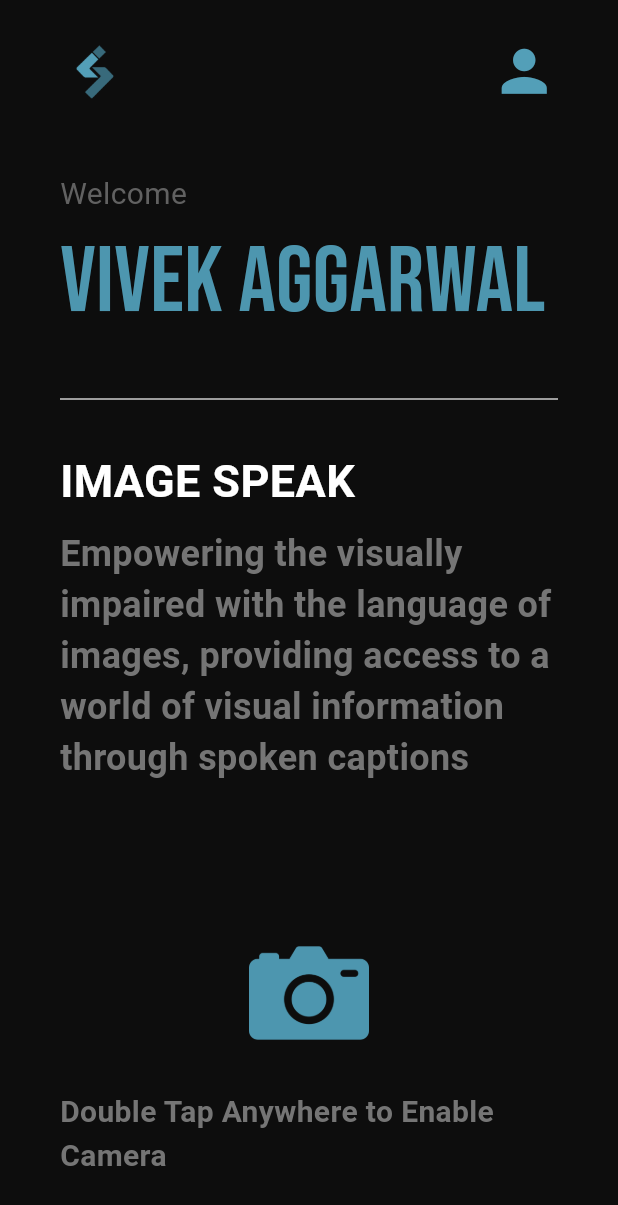
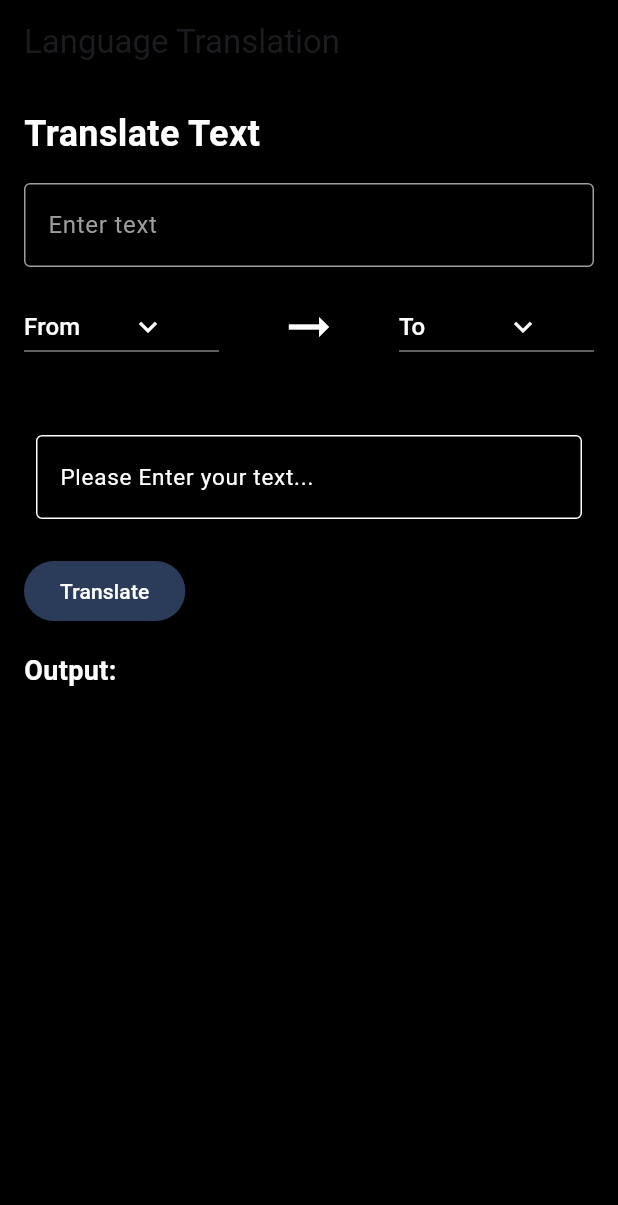
Before and after one commit to vivek005001/viz_assist, a Flutter app: the screen it shows after launch, on a phone screen of 412 x 824 dp. Shown: the top 1205 px of the screen. Run offline on Flutter 3.47's test engine with Material 3 defaults, Android fonts, the light colour scheme and no system bars; our stand-ins replace animated_splash_screen, camera, dash_chat_2, firebase_auth, flutter_gemini, flutter_tts and 5 more; missing offline and left inert: external_path, media_scanner, shake, translator; accounts and stored records are empty.

Commit message:
Translator

```diff
--- a/lib/main.dart
+++ b/lib/main.dart
@@ -1,6 +1,7 @@
 import 'package:animated_splash_screen/animated_splash_screen.dart';
 import 'package:camera/camera.dart';
 import 'package:image_speak/utils/splash.dart';
+import 'package:image_speak/utils/translation_page.dart';
 import 'pages/camera_page.dart';
 import 'package:flutter/material.dart';
 import 'pages/home.dart';
@@ -25,7 +26,7 @@
   Widget build(BuildContext context) {
     return MaterialApp(
       debugShowCheckedModeBanner: false,
-      home: Splash(
+      home: LanguageTranslationPage(
         // cameras: cameras,
       ),
     );
--- a/lib/pages/home.dart
+++ b/lib/pages/home.dart
@@ -1,9 +1,12 @@
 import 'package:flutter/material.dart';
 import 'package:google_fonts/google_fonts.dart';
+import 'package:image_speak/utils/translation_page.dart';
 import '/utils/smart_device_box.dart';
 
 class HomePage extends StatefulWidget {
   const HomePage({Key? key}) : super(key: key);
+
+
 
   @override
   State<HomePage> createState() => _HomePageState();
@@ -55,11 +58,12 @@ class _HomePageState extends State<HomePage> {
                   ),
 
                   // account icon
-                  const Icon(
-                    Icons.person,
-                    size: 45,
-                    color: Color(0xFF539FB8),
-                  )
+                  // const Icon(
+                  //   Icons.person,
+                  //   size: 45,
+                  //   color: Color(0xFF539FB8),
+                  // )
+
                 ],
               ),
             ),
--- /dev/null
+++ b/lib/utils/translation_page.dart
@@ -0,0 +1,209 @@
+import 'package:flutter/material.dart';
+import 'package:translator/translator.dart';
+
+class LanguageTranslationPage extends StatefulWidget {
+  const LanguageTranslationPage({Key? key}) : super(key: key);
+
+  @override
+  _LanguageTranslationPageState createState() => _LanguageTranslationPageState();
+}
+
+class _LanguageTranslationPageState extends State<LanguageTranslationPage> {
+  var languages = ['Hindi', 'English', 'Japanese'];
+  var originLanguage = "From";
+  var destinationLanguage = "To";
+  String output = "";
+  TextEditingController languageController = TextEditingController();
+
+  void translate(String src, String dest, String input) async {
+    GoogleTranslator translator = GoogleTranslator();
+    var translation = await translator.translate(input, from: src, to: dest);
+    setState(() {
+      output = translation.text.toString();
+    });
+    if (src == '--' || dest == '--') {
+      setState(() {
+        output = 'Fail to translate';
+      });
+    }
+  }
+
+  String getLanguageCode(String language) {
+    if (language == "English") {
+      return 'en';
+    } else if (language == "Hindi") {
+      return 'hi';
+    } else if (language == "Japanese") {
+      return 'ja';
+    }
+    return "--";
+  }
+
+  @override
+  Widget build(BuildContext context) {
+    return Scaffold(
+      backgroundColor: Colors.black, // Set the background color to black
+      appBar: AppBar(
+        backgroundColor: Colors.black, // Set the app bar color to black
+        title: Text('Language Translation'),
+        actions: [
+          // You can add your menu icon and language dropdown here
+        ],
+      ),
+      body: Padding(
+        padding: const EdgeInsets.all(16.0),
+        child: Column(
+          crossAxisAlignment: CrossAxisAlignment.start,
+          children: [
+            Text(
+              'Translate Text',
+              style: TextStyle(
+                fontSize: 24,
+                fontWeight: FontWeight.bold,
+                color: Colors.white, // Set the text color to white
+              ),
+            ),
+            SizedBox(height: 16),
+            TextField(
+              controller: languageController,
+              style: TextStyle(color: Colors.white), // Set the text color to white
+              decoration: InputDecoration(
+                hintText: 'Enter text',
+                hintStyle: TextStyle(color: Colors.grey), // Set the hint text color to grey
+                border: OutlineInputBorder(
+                  borderSide: BorderSide(color: Colors.grey), // Set the border color to grey
+                ),
+                enabledBorder: OutlineInputBorder(
+                  borderSide: BorderSide(color: Colors.grey), // Set the enabled border color to grey
+                ),
+              ),
+            ),
+            SizedBox(height: 16),
+            Row(
+              children: [
+                Expanded(
+                  child: DropdownButton<String>(
+                    focusColor: Colors.black, // Set the focus color to black
+                    iconDisabledColor: Colors.grey, // Set the disabled icon color to grey
+                    iconEnabledColor: Colors.white, // Set the enabled icon color to white
+                    hint: Text(
+                      originLanguage,
+                      style: TextStyle(color: Colors.white), // Set the hint text color to white
+                    ),
+                    dropdownColor: Colors.black, // Set the dropdown background color to black
+                    icon: Icon(Icons.keyboard_arrow_down, color: Colors.white), // Set the icon color to white
+                    items: languages.map((String dropDownStringItem) {
+                      return DropdownMenuItem<String>(
+                        value: dropDownStringItem,
+                        child: Text(
+                          dropDownStringItem,
+                          style: TextStyle(color: Colors.white), // Set the dropdown item text color to white
+                        ),
+                      );
+                    }).toList(),
+                    onChanged: (String? value) {
+                      setState(() {
+                        originLanguage = value!;
+                      });
+                    },
+                  ),
+                ),
+                SizedBox(width: 40),
+                Icon(Icons.arrow_right_alt_outlined, color: Colors.white, size: 40), // Set the icon color to white
+                SizedBox(width: 40),
+                Expanded(
+                  child: DropdownButton<String>(
+                    focusColor: Colors.black,
+                    iconDisabledColor: Colors.grey,
+                    iconEnabledColor: Colors.white,
+                    hint: Text(
+                      destinationLanguage,
+                      style: TextStyle(color: Colors.white),
+                    ),
+                    dropdownColor: Colors.black,
+                    icon: Icon(Icons.keyboard_arrow_down, color: Colors.white),
+                    items: languages.map((String dropDownStringItem) {
+                      return DropdownMenuItem<String>(
+                        value: dropDownStringItem,
+                        child: Text(
+                          dropDownStringItem,
+                          style: TextStyle(color: Colors.white),
+                        ),
+                      );
+                    }).toList(),
+                    onChanged: (String? value) {
+                      setState(() {
+                        destinationLanguage = value!;
+                      });
+                    },
+                  ),
+                ),
+              ],
+            ),
+            SizedBox(height: 40),
+            Padding(
+              padding: EdgeInsets.all(8),
+              child: TextFormField(
+                cursorColor: Colors.white, // Set the cursor color to white
+                autofocus: false,
+                style: TextStyle(color: Colors.white), // Set the text color to white
+                decoration: InputDecoration(
+                  labelText: 'Please Enter your text...',
+                  labelStyle: TextStyle(fontSize: 15, color: Colors.white), // Set the label text color to white
+                  border: OutlineInputBorder(
+                    borderSide: BorderSide(
+                      color: Colors.white, // Set the border color to white
+                      width: 1,
+                    ),
+                  ),
+                  enabledBorder: OutlineInputBorder(
+                    borderSide: BorderSide(
+                      color: Colors.white, // Set the enabled border color to white
+                      width: 1,
+                    ),
+                  ),
+                  errorStyle: TextStyle(color: Colors.red, fontSize: 15), // Set the error text color to red
+                ),
+                controller: languageController,
+                validator: (value) {
+                  if (value == null || value.isEmpty) {
+                    return 'Please Enter text';
+                  }
+                  return null;
+                },
+              ),
+            ),
+            Padding(padding: EdgeInsets.all(8)),
+            ElevatedButton(
+              style: ElevatedButton.styleFrom(
+                backgroundColor: Color(0xff2b3c5a),
+                foregroundColor: Colors.white, // Set the text color of the ElevatedButton to white
+              ),
+              onPressed: () {
+                String src = getLanguageCode(originLanguage);
+                String dest = getLanguageCode(destinationLanguage);
+                String input = languageController.text;
+                translate(src, dest, input);
+              },
+              child: Text("Translate"),
+            ),
+            SizedBox(height: 16),
+            Text(
+              'Output:',
+              style: TextStyle(
+                fontSize: 18,
+                fontWeight: FontWeight.bold,
+                color: Colors.white, // Set the text color to white
+              ),
+            ),
+            SizedBox(height: 8),
+            Text(
+              output,
+              style: TextStyle(color: Colors.white), // Set the text color to white
+            ),
+          ],
+        ),
+      ),
+    );
+  }
+}
--- a/pubspec.yaml
+++ b/pubspec.yaml
@@ -60,6 +60,7 @@ dependencies:
   animated_splash_screen:
   shake: ^2.2.0
   lottie: ^3.0.0
+  translator: ^1.0.0
 
 dev_dependencies:
   flutter_test:
```
Also changed, not shown: pubspec.lock.
